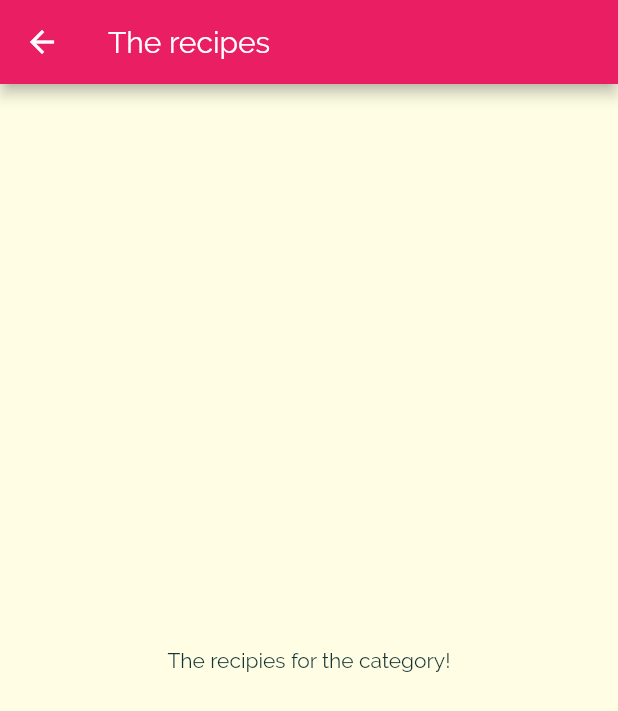
After one commit to shankar75031/meals-app-flutter, a Flutter app: the screen it shows after launch, after a tap on "Italian", on a phone screen of 412 x 824 dp. The commit adds this screen. Shown: the top 711 px of the screen. Run offline on Flutter 3.47's test engine with Material 2 defaults, Android fonts, the phone set to English and light mode, and no system bars.

Commit message:
meals page navigation setup

```diff
--- a/lib/widgets/category_item.dart
+++ b/lib/widgets/category_item.dart
@@ -1,4 +1,5 @@
 import 'package:flutter/material.dart';
+import 'package:homely_meals/widgets/category_meals.dart';
 
 class CategoryItem extends StatelessWidget {
   final String title;
@@ -6,9 +7,19 @@ class CategoryItem extends StatelessWidget {
 
   CategoryItem(this.title, this.color);
 
+  void _selectCategory(BuildContext context) {
+    Navigator.of(context).push(MaterialPageRoute(builder: (_) {
+      return CategoryMealsScreen();
+    }));
+  }
+
   @override
   Widget build(BuildContext context) {
-    return Container(
+    return InkWell(
+      onTap: () => _selectCategory(context),
+      splashColor: Theme.of(context).primaryColor,
+      borderRadius: BorderRadius.circular(15),
+      child: Container(
         padding: const EdgeInsets.all(15),
         child: Text(
           title,
@@ -25,6 +36,7 @@ class CategoryItem extends StatelessWidget {
           ),
           borderRadius: BorderRadius.circular(15),
         ),
+      ),
     );
   }
 }
--- /dev/null
+++ b/lib/widgets/category_meals.dart
@@ -0,0 +1,17 @@
+import 'package:flutter/material.dart';
+
+class CategoryMealsScreen extends StatelessWidget {
+  @override
+  Widget build(BuildContext context) {
+    return Scaffold(
+      appBar: AppBar(
+        title: Text('The recipes'),
+      ),
+      body: Center(
+        child: Text(
+          'The recipies for the category!',
+        ),
+      ),
+    );
+  }
+}
```
Lines whose indentation alone changed are shown as unchanged.
